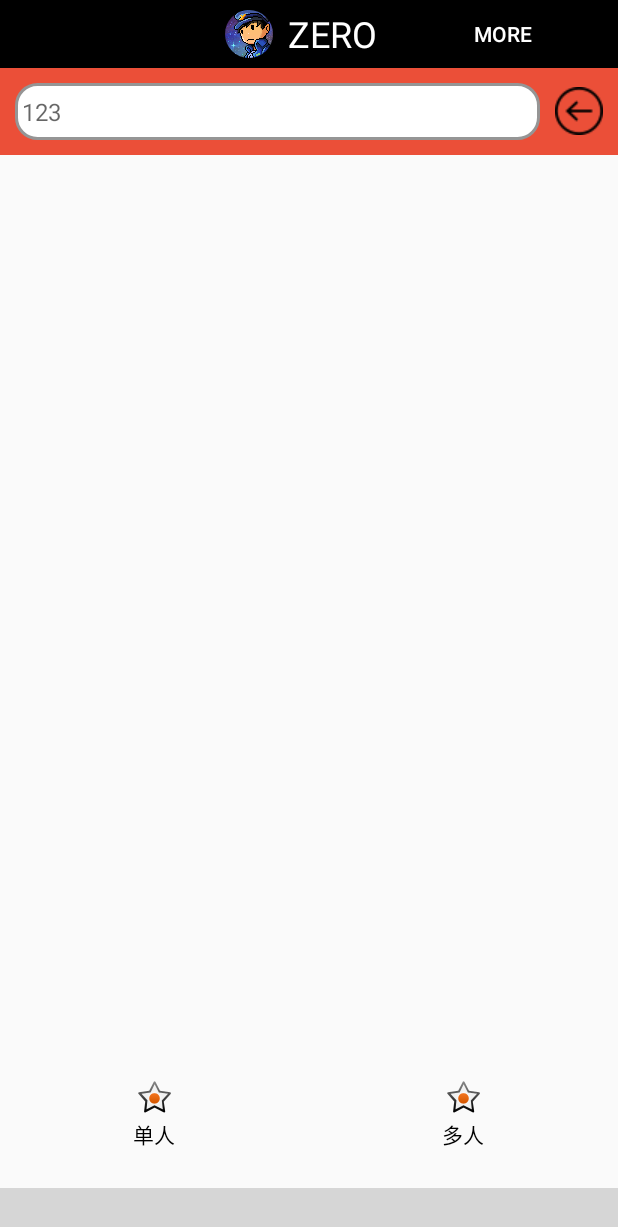
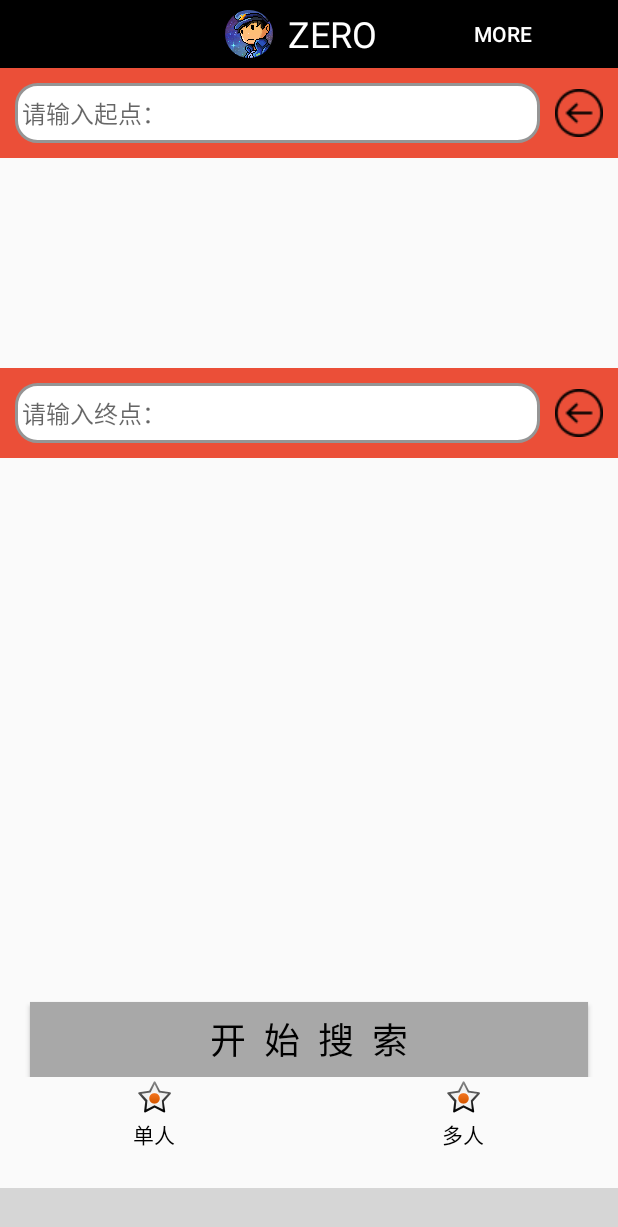
Before and after one commit to abcdddxy/GreanTravel, an Android app: the screen it shows after launch (MainActivity), on a phone screen of 412 x 824 dp. Shown: the top 1227 px of the screen. Run offline under Robolectric (Android 15) with nearby library versions, the phone set to English and light mode, and no system bars; our stand-ins replace CircleImageView; libraries missing offline, so code that uses them is left out: com.ashokvarma.bottomnavigation; plain views replace BottomNavigationBar; 16 statements that could not run were skipped; grey boxes are pictures that could not be loaded.

Commit message:
路线——单人界面增加第二个搜索栏

```diff
--- a/app/src/main/java/com/example/zero/adapter/RouteSearchAdapter.java
+++ b/app/src/main/java/com/example/zero/adapter/RouteSearchAdapter.java
@@ -9,9 +9,6 @@ import com.example.zero.util.ViewHolder;
 
 import java.util.List;
 
-/**
- * Created by zero on 2017/9/5.
- */
 
 public class RouteSearchAdapter extends CommonAdapter<RouteSearchBean> {
     public RouteSearchAdapter(Context context, List<RouteSearchBean> data, int layoutId) {
--- a/app/src/main/java/com/example/zero/fragment/RouteSingleFragment.java
+++ b/app/src/main/java/com/example/zero/fragment/RouteSingleFragment.java
@@ -9,6 +9,7 @@ import android.view.View;
 import android.view.ViewGroup;
 import android.widget.AdapterView;
 import android.widget.ArrayAdapter;
+import android.widget.Button;
 import android.widget.ListView;
 import android.widget.Toast;
 
@@ -31,17 +32,43 @@ public class RouteSingleFragment extends Fragment implements SearchView.SearchVi
      */
     private SearchView searchView;
     /**
+     * 搜索结果列表view
+     */
+    private ListView lvResults2;
+    /**
+     * 搜索view
+     */
+    private SearchView searchView2;
+    /**
+     * 搜索按钮
+     */
+    private Button btnsearch;
+
+    /**
      * 热搜框列表adapter
      */
     private ArrayAdapter<String> hintAdapter;
+    /**
+     * 热搜框列表adapter
+     */
+    private ArrayAdapter<String> hintAdapter2;
     /**
      * 自动补全列表adapter
      */
     private ArrayAdapter<String> autoCompleteAdapter;
     /**
+     * 自动补全列表adapter
+     */
+    private ArrayAdapter<String> autoCompleteAdapter2;
+    /**
      * 搜索结果列表adapter
      */
     private RouteSearchAdapter resultAdapter;
+    /**
+     * 搜索结果列表adapter
+     */
+    private RouteSearchAdapter resultAdapter2;
+
     /**
      * 数据库数据，总数据
      */
@@ -96,15 +123,39 @@ public class RouteSingleFragment extends Fragment implements SearchView.SearchVi
      * 初始化视图
      */
     private void initViews() {
+        searchView = (SearchView) getView().findViewById(R.id.route_search_single);
         lvResults = (ListView) getView().findViewById(R.id.route_lv_search_single_results);
-        searchView = (SearchView) getView().findViewById(R.id.route_search_single);
+        searchView2 = (SearchView) getView().findViewById(R.id.route_search_single2);
+        lvResults2 = (ListView) getView().findViewById(R.id.route_lv_search_single_results2);
+        btnsearch = (Button) getView().findViewById(R.id.route_btn_single_search);
+
+        searchView.setHintText("请输入起点：");
+        searchView2.setHintText("请输入终点：");
+
+        btnsearch.setOnClickListener(new View.OnClickListener() {
+            @Override
+            public void onClick(View view) {
+                // TODO: 2017/9/11 具体搜索
+                Toast.makeText(getActivity(), "开始搜索", Toast.LENGTH_SHORT).show();
+            }
+        });
+
         //设置监听
         searchView.setSearchViewListener(this);
+        searchView2.setSearchViewListener(this);
         //设置adapter
         searchView.setTipsHintAdapter(hintAdapter);
         searchView.setAutoCompleteAdapter(autoCompleteAdapter);
+        searchView2.setTipsHintAdapter(hintAdapter2);
+        searchView2.setAutoCompleteAdapter(autoCompleteAdapter2);
 
         lvResults.setOnItemClickListener(new AdapterView.OnItemClickListener() {
+            @Override
+            public void onItemClick(AdapterView<?> adapterView, View view, int position, long l) {
+                Toast.makeText(getActivity(), position + "", Toast.LENGTH_SHORT).show();
+            }
+        });
+        lvResults2.setOnItemClickListener(new AdapterView.OnItemClickListener() {
             @Override
             public void onItemClick(AdapterView<?> adapterView, View view, int position, long l) {
                 Toast.makeText(getActivity(), position + "", Toast.LENGTH_SHORT).show();
@@ -133,8 +184,8 @@ public class RouteSingleFragment extends Fragment implements SearchView.SearchVi
         int size = 100;
         dbData = new ArrayList<>(size);
         for (int i = 0; i < size; i++) {
-            dbData.add(new RouteSearchBean(R.drawable.title_icon, "android开发必备技能" + (i + 1),
-                    "Android自定义view——自定义搜索view", i * 20 + 2 + ""));
+            dbData.add(new RouteSearchBean(R.drawable.title_icon, "站点" + (i + 1),
+                    "周围简介\n热门吃、喝、玩、乐", i * 20 + 2 + ""));
         }
     }
 
@@ -144,9 +195,10 @@ public class RouteSingleFragment extends Fragment implements SearchView.SearchVi
     private void getHintData() {
         hintData = new ArrayList<>(hintSize);
         for (int i = 1; i <= hintSize; i++) {
-            hintData.add("热搜版" + i + "：Android自定义View");
+            hintData.add("热搜版" + i + "：热门起终点站");
         }
         hintAdapter = new ArrayAdapter<>(getActivity(), android.R.layout.simple_list_item_1, hintData);
+        hintAdapter2 = new ArrayAdapter<>(getActivity(), android.R.layout.simple_list_item_1, hintData);
     }
 
     /**
@@ -172,6 +224,11 @@ public class RouteSingleFragment extends Fragment implements SearchView.SearchVi
         } else {
             autoCompleteAdapter.notifyDataSetChanged();
         }
+        if (autoCompleteAdapter2 == null) {
+            autoCompleteAdapter2 = new ArrayAdapter<>(getActivity(), android.R.layout.simple_list_item_1, autoCompleteData);
+        } else {
+            autoCompleteAdapter2.notifyDataSetChanged();
+        }
     }
 
     /**
@@ -184,7 +241,7 @@ public class RouteSingleFragment extends Fragment implements SearchView.SearchVi
         } else {
             resultData.clear();
             for (int i = 0; i < dbData.size(); i++) {
-                if (dbData.get(i).getTitle().contains(text.trim())) {
+                if (dbData.get(i).getTitle().equals(text.trim())) {
                     resultData.add(dbData.get(i));
                 }
             }
@@ -193,6 +250,12 @@ public class RouteSingleFragment extends Fragment implements SearchView.SearchVi
             resultAdapter = new RouteSearchAdapter(getActivity(), resultData, R.layout.route_search_item_list);
         } else {
             resultAdapter.notifyDataSetChanged();
+        }
+
+        if (resultAdapter2 == null) {
+            resultAdapter2 = new RouteSearchAdapter(getActivity(), resultData, R.layout.route_search_item_list);
+        } else {
+            resultAdapter2.notifyDataSetChanged();
         }
     }
 
@@ -216,8 +279,14 @@ public class RouteSingleFragment extends Fragment implements SearchView.SearchVi
     public void onSearch(String text) {
         //更新result数据
         getResultData(text);
+        if (searchView.getText().equals("")) {
+            lvResults2.setVisibility(View.VISIBLE);
+        } else if (searchView2.getText().equals("")) {
             lvResults.setVisibility(View.VISIBLE);
+        }
+
         //第一次获取结果 还未配置适配器
+        if (lvResults.getVisibility() == View.VISIBLE) {
             if (lvResults.getAdapter() == null) {
                 //获取搜索数据 设置适配器
                 lvResults.setAdapter(resultAdapter);
@@ -225,6 +294,29 @@ public class RouteSingleFragment extends Fragment implements SearchView.SearchVi
                 //更新搜索数据
                 resultAdapter.notifyDataSetChanged();
             }
-        Toast.makeText(getActivity(), "完成搜素", Toast.LENGTH_SHORT).show();
+        }
+        if (lvResults2.getVisibility() == View.VISIBLE) {
+            if (lvResults2.getAdapter() == null) {
+                //获取搜索数据 设置适配器
+                lvResults2.setAdapter(resultAdapter2);
+            } else {
+                //更新搜索数据
+                resultAdapter2.notifyDataSetChanged();
             }
         }
+
+        Toast.makeText(getActivity(), "完成搜索", Toast.LENGTH_SHORT).show();
+    }
+
+    /**
+     * 点击返回键触发回调
+     */
+    @Override
+    public void onBack() {
+        if (lvResults.getVisibility() == View.VISIBLE) {
+            lvResults.setVisibility(View.GONE);
+        } else if (lvResults2.getVisibility() == View.VISIBLE) {
+            lvResults2.setVisibility(View.GONE);
+        }
+    }
+}
--- a/app/src/main/java/com/example/zero/view/SearchView.java
+++ b/app/src/main/java/com/example/zero/view/SearchView.java
@@ -19,11 +19,8 @@ import android.widget.LinearLayout;
 import android.widget.ListView;
 import android.widget.TextView;
 
+import com.example.zero.adapter.RouteSearchAdapter;
 import com.example.zero.greentravel.R;
-
-/**
- * Created by zero on 2017/9/5.
- */
 
 public class SearchView extends LinearLayout implements View.OnClickListener {
 
@@ -74,15 +71,17 @@ public class SearchView extends LinearLayout implements View.OnClickListener {
         mContext = context;
         LayoutInflater.from(context).inflate(R.layout.route_search, this);
 
-        // TODO: 2017/9/5  设置提示文本
-        initViews("123");
+        initViews();
+    }
+
+    public void setHintText(String str){
+        etInput.setHint(str);
     }
 
     /**
      * 初始化View
-     * @param hintStr 提示文本
      */
-    private void initViews(String hintStr) {
+    private void initViews() {
         etInput = (EditText) findViewById(R.id.route_et_search);
         ivDelete = (ImageView) findViewById(R.id.route_iv_delete);
         btnBack = (Button) findViewById(R.id.route_btn_back);
@@ -103,8 +102,6 @@ public class SearchView extends LinearLayout implements View.OnClickListener {
 
         ivDelete.setOnClickListener(this);
         btnBack.setOnClickListener(this);
-
-        etInput.setHint(hintStr);
 
         etInput.addTextChangedListener(new EditChangedListener());
         etInput.setOnClickListener(this);
@@ -150,11 +147,12 @@ public class SearchView extends LinearLayout implements View.OnClickListener {
         this.mAutoCompleteAdapter = adapter;
     }
 
+    /**
+     * 重写text change类
+     */
     private class EditChangedListener implements TextWatcher {
         @Override
-        public void beforeTextChanged(CharSequence charSequence, int i, int i2, int i3) {
-
-        }
+        public void beforeTextChanged(CharSequence charSequence, int i, int i2, int i3) {}
 
         @Override
         public void onTextChanged(CharSequence charSequence, int i, int i2, int i3) {
@@ -175,12 +173,10 @@ public class SearchView extends LinearLayout implements View.OnClickListener {
                 }
                 lvTips.setVisibility(GONE);
             }
-
         }
 
         @Override
-        public void afterTextChanged(Editable editable) {
-        }
+        public void afterTextChanged(Editable editable) {}
     }
 
     @Override
@@ -191,12 +187,25 @@ public class SearchView extends LinearLayout implements View.OnClickListener {
                 break;
             case R.id.route_iv_delete:
                 etInput.setText("");
+                mListener.onBack();
                 ivDelete.setVisibility(GONE);
                 break;
             case R.id.route_btn_back:
-                ((Activity) mContext).finish();
+                etInput.setText("");
+                mListener.onBack();
+                ivDelete.setVisibility(GONE);
+//                ((Activity) mContext).finish();
+                break;
+            default:
                 break;
         }
+    }
+
+    /**
+     * 返回搜索框内容
+     */
+    public String getText(){
+        return etInput.getText().toString();
     }
 
     /**
@@ -218,10 +227,10 @@ public class SearchView extends LinearLayout implements View.OnClickListener {
          */
         void onSearch(String text);
 
-//        /**
-//         * 提示列表项点击时回调方法 (提示/自动补全)
-//         */
-//        void onTipsItemClick(String text);
+        /**
+         * 设置返回操作
+         */
+        void onBack();
     }
 
 }
--- a/app/src/main/res/layout/fragment_route_single.xml
+++ b/app/src/main/res/layout/fragment_route_single.xml
@@ -5,10 +5,11 @@
     tools:context="com.example.zero.fragment.RouteSingleFragment">
 
     <!-- TODO: 路线单人模式 -->
-    <!--<TextView-->
-    <!--android:layout_width="match_parent"-->
-    <!--android:layout_height="match_parent"-->
-    <!--android:text="Single" />-->
+
+    <RelativeLayout
+        android:layout_width="match_parent"
+        android:layout_height="wrap_content">
+
         <com.example.zero.view.SearchView
             android:id="@+id/route_search_single"
             android:layout_width="match_parent"
@@ -20,5 +21,37 @@
             android:layout_height="wrap_content"
             android:layout_marginTop="60dp"
             android:visibility="gone" />
+    </RelativeLayout>
+
+    <RelativeLayout
+        android:layout_width="match_parent"
+        android:layout_height="wrap_content"
+        android:layout_marginTop="200dp">
+
+        <com.example.zero.view.SearchView
+            android:id="@+id/route_search_single2"
+            android:layout_width="match_parent"
+            android:layout_height="wrap_content" />
+
+        <ListView
+            android:id="@+id/route_lv_search_single_results2"
+            android:layout_width="wrap_content"
+            android:layout_height="wrap_content"
+            android:layout_marginTop="60dp"
+            android:visibility="gone" />
+    </RelativeLayout>
+
+    <Button
+        android:id="@+id/route_btn_single_search"
+        style="@style/Widget.AppCompat.Button.Colored"
+        android:layout_gravity="bottom|center"
+        android:layout_width="match_parent"
+        android:layout_height="50dp"
+        android:layout_marginLeft="20dp"
+        android:layout_marginRight="20dp"
+        android:background="#A8A8A8"
+        android:text="开  始  搜  索"
+        android:textColor="#000000"
+        android:textSize="24sp" />
 
 </FrameLayout>
--- a/app/src/main/res/layout/route_search.xml
+++ b/app/src/main/res/layout/route_search.xml
@@ -54,7 +54,7 @@
     <ListView
         android:id="@+id/route_lv_list"
         android:layout_width="match_parent"
-        android:layout_height="200dp"
+        android:layout_height="140dp"
         android:layout_marginBottom="10dp"
         android:layout_marginLeft="20dp"
         android:layout_marginRight="20dp"
```
Also changed, not shown: app/src/main/res/layout/route_search_item_list.xml (+7 -7 lines), app/src/main/res/drawable-hdpi/route_find.png (added). Lines whose indentation alone changed are shown as unchanged.
